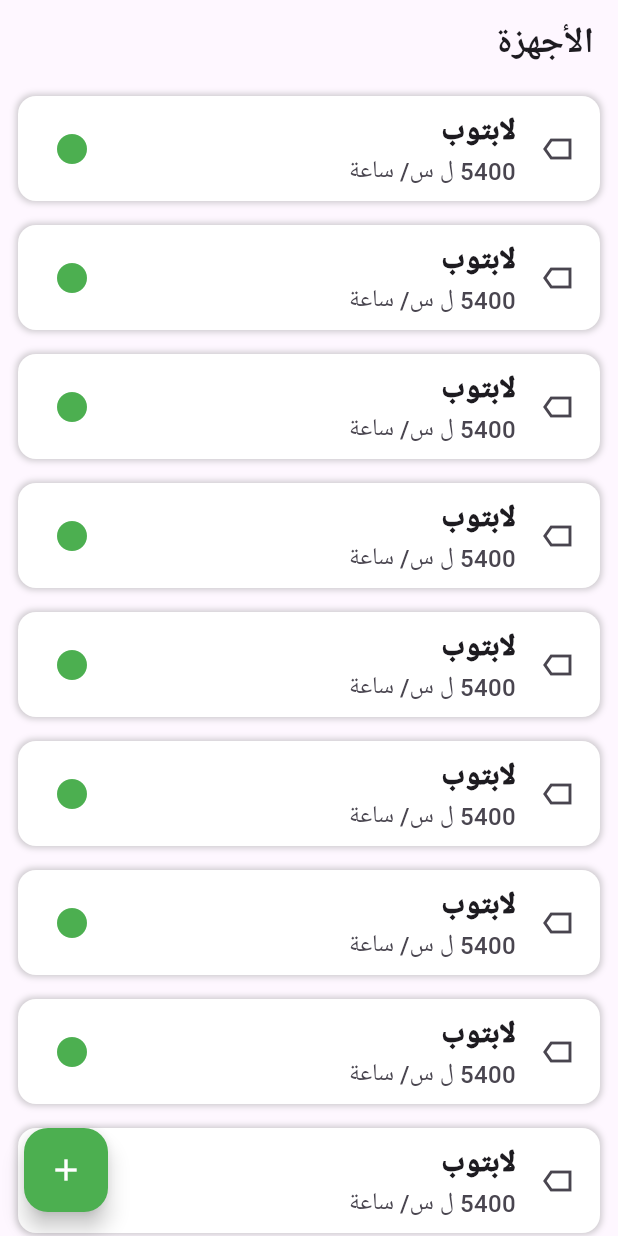
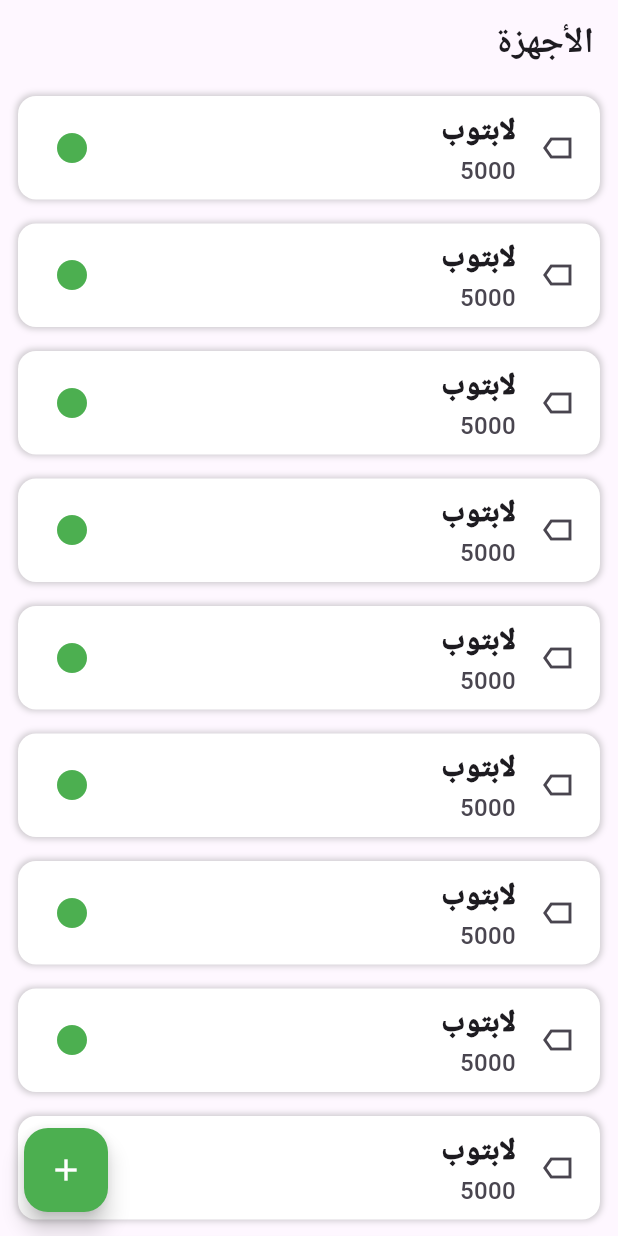
Before and after one commit to jwankhalil/Arena-App, a Flutter app: the screen it shows after launch, on a phone screen of 412 x 824 dp. Run offline on Flutter 3.47's test engine with Material 3 defaults, Android fonts, the phone set to English and light mode, and no system bars; drawn by our look-alikes of flutter_slidable.

Commit message:
add slidable to the list item

```diff
--- a/lib/features/home/presentation/pages/widgets/device_list_view_item.dart
+++ b/lib/features/home/presentation/pages/widgets/device_list_view_item.dart
@@ -3,54 +3,93 @@ import 'package:flutter/material.dart';
 import 'package:flutter_slidable/flutter_slidable.dart';
 
 class DeviceListViewItem extends StatelessWidget {
-  const DeviceListViewItem({super.key});
+  final String deviceName;
+  final String price;
+  final VoidCallback onEdit;
+  final VoidCallback onDelete;
+
+  const DeviceListViewItem({
+    super.key,
+    required this.deviceName,
+    required this.price,
+    required this.onEdit,
+    required this.onDelete,
+  });
 
   @override
   Widget build(BuildContext context) {
     return Padding(
-      padding: EdgeInsets.symmetric(horizontal: 12, vertical: 8),
+      padding: const EdgeInsets.symmetric(horizontal: 12, vertical: 8),
       child: Slidable(
+        key: ValueKey(deviceName),
+        endActionPane: ActionPane(
+          motion: const ScrollMotion(),
+          children: [
+            SlidableAction(
+              onPressed: (_) {},
+              backgroundColor: Color(0xffF9E6B1),
+              foregroundColor: Colors.amber,
+              icon: Icons.edit_outlined,
+              label: 'Edit',
+              borderRadius: const BorderRadius.only(
+                topLeft: Radius.circular(
+                  12,
+                ),
+                bottomLeft: Radius.circular(12),
+              ),
+            ),
+          ],
+        ),
         startActionPane: ActionPane(
-          motion: ScrollMotion(),
+          motion: const ScrollMotion(),
           children: [
-            Container(
-              color: Colors.amber,
-            )
+            SlidableAction(
+              onPressed: (_) {},
+              backgroundColor: Color(0xffFFD8D1),
+              foregroundColor: Colors.red,
+              icon: Icons.delete_outlined,
+              label: 'Delete',
+              borderRadius: const BorderRadius.only(
+                topRight: Radius.circular(
+                  12,
+                ),
+                bottomRight: Radius.circular(12),
+              ),
+            ),
           ],
         ),
         child: GestureDetector(
-          onTap: () {
-            showReservationSheet(context);
-          },
+          onTap: () => showReservationSheet(context),
           child: Container(
             decoration: BoxDecoration(
               color: Colors.white,
               boxShadow: [
                 BoxShadow(
                   color: Colors.grey.withOpacity(0.5),
+
                   spreadRadius: 0.8,
                   blurRadius: 3,
-                    offset:
-                        const Offset(0, 0), // Changes position of the shadow
+                  offset: const Offset(0, 0), // Changes position of the shadow
                 ),
               ],
-                borderRadius: BorderRadius.circular(12)),
-            child: const ListTile(
+              borderRadius: BorderRadius.circular(12),
+            ),
+            child: ListTile(
               title: Text(
-                "لابتوب",
-                style: TextStyle(fontSize: 20, fontWeight: FontWeight.w900),
+                deviceName,
+                style:
+                    const TextStyle(fontSize: 20, fontWeight: FontWeight.w900),
               ),
               subtitle: Text(
-                "5400 ل س/ ساعة ",
-                style: TextStyle(fontSize: 16, fontWeight: FontWeight.w500),
+                price,
+                style:
+                    const TextStyle(fontSize: 16, fontWeight: FontWeight.w500),
               ),
-              leading: Icon(Icons.label_outline_sharp),
-              trailing: Icon(
+              leading: const Icon(Icons.label_outline_sharp),
+              trailing: const Icon(
                 Icons.circle_rounded,
                 color: Colors.green,
               ),
-
-              // tileColor: Colors.red,
             ),
           ),
         ),
--- a/lib/features/home/presentation/pages/widgets/devices_list_view.dart
+++ b/lib/features/home/presentation/pages/widgets/devices_list_view.dart
@@ -8,7 +8,12 @@ class DevicesListView extends StatelessWidget {
   Widget build(BuildContext context) {
     return ListView.builder(
       itemBuilder: (context, index) {
-        return const DeviceListViewItem();
+        return DeviceListViewItem(
+          deviceName: "لابتوب",
+          price: "5000",
+          onDelete: () {},
+          onEdit: () {},
+        );
       },
     );
   }
```
Lines whose indentation alone changed are shown as unchanged.
